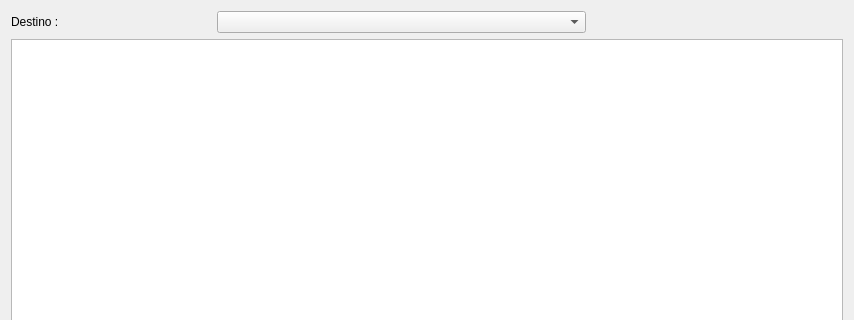
Old version of the form salidas.ui in the repository Ladis72/tienda; both pictures show x 0 to 854 and y 0 to 320 of the 854 by 493 pixel window.
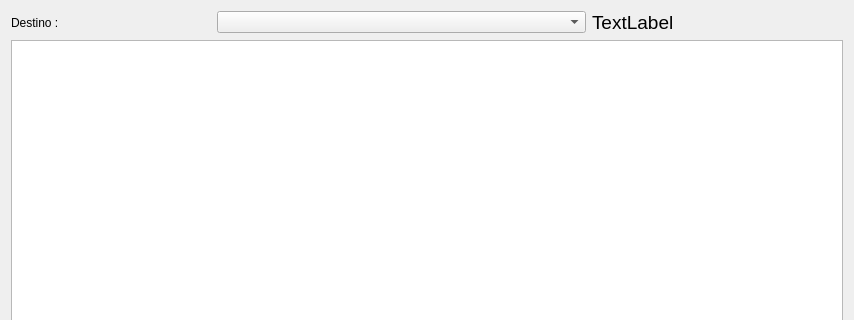
New version of the form.

Commit message: ÇAñadir numero de lieas y productos a entradas-salidas

```diff
--- a/salidas.ui
+++ b/salidas.ui
@@ -152,6 +152,18 @@
    <item row="0" column="1">
     <widget class="QComboBox" name="comboBoxDestino"/>
    </item>
+   <item row="0" column="2" colspan="3">
+    <widget class="QLabel" name="lbSalidas">
+     <property name="font">
+      <font>
+       <pointsize>14</pointsize>
+      </font>
+     </property>
+     <property name="text">
+      <string>TextLabel</string>
+     </property>
+    </widget>
+   </item>
   </layout>
  </widget>
  <tabstops>
```
The commit also changes 7 other files.
